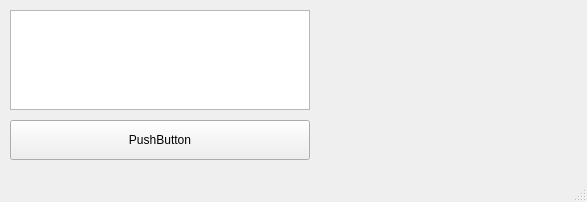
Qt form qtdesigner.ui (TarkvinAktus/python-standalone-vk-msg-sender-) before a commit.
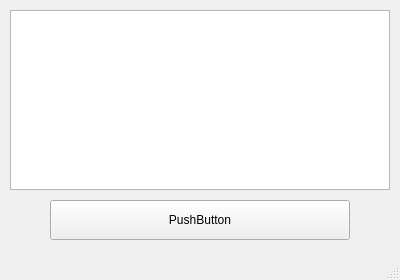
The same form after that commit.

Commit message: login gui and text enter

What changed in the file:
```diff
--- a/qtdesigner.ui
+++ b/qtdesigner.ui
@@ -12,8 +12,8 @@
    <rect>
     <x>0</x>
     <y>0</y>
-    <width>587</width>
-    <height>202</height>
+    <width>400</width>
+    <height>280</height>
    </rect>
   </property>
   <property name="sizePolicy">
@@ -44,8 +44,8 @@
    <widget class="QPushButton" name="pushButton">
     <property name="geometry">
      <rect>
-      <x>10</x>
-      <y>120</y>
+      <x>50</x>
+      <y>200</y>
       <width>300</width>
       <height>40</height>
      </rect>
@@ -59,8 +59,8 @@
      <rect>
       <x>10</x>
       <y>10</y>
-      <width>300</width>
-      <height>100</height>
+      <width>380</width>
+      <height>180</height>
      </rect>
     </property>
    </widget>
```
Left out of the diff: 4 changed lines with no effect on the pictures. The commit also changes 5 other files.
